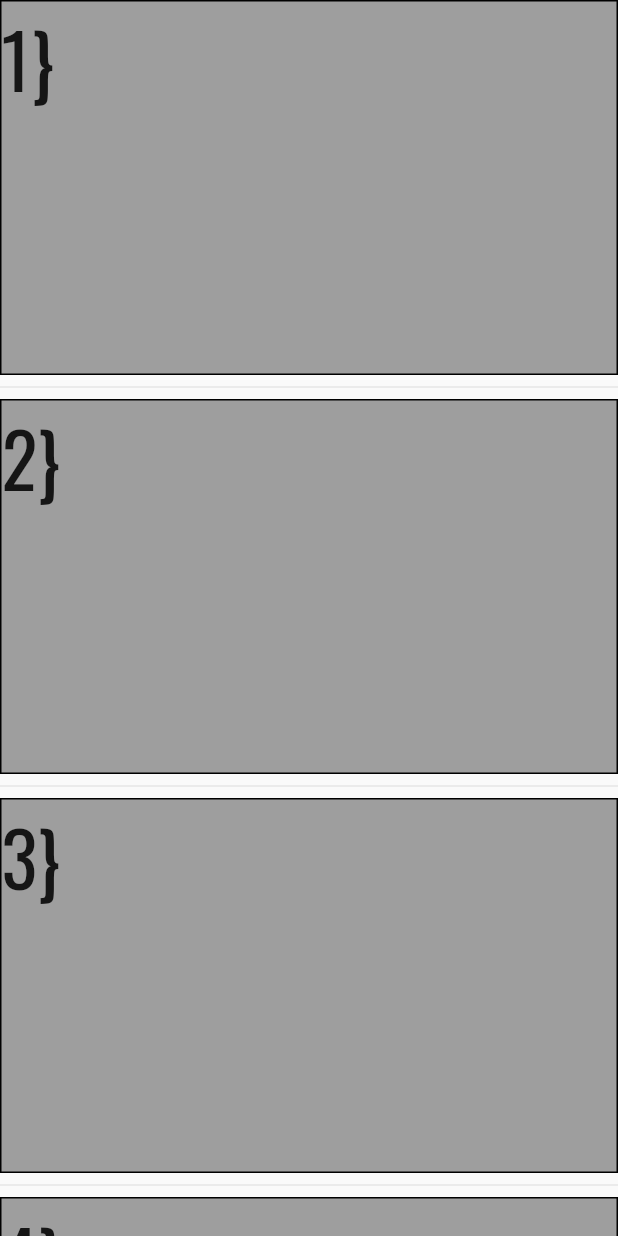
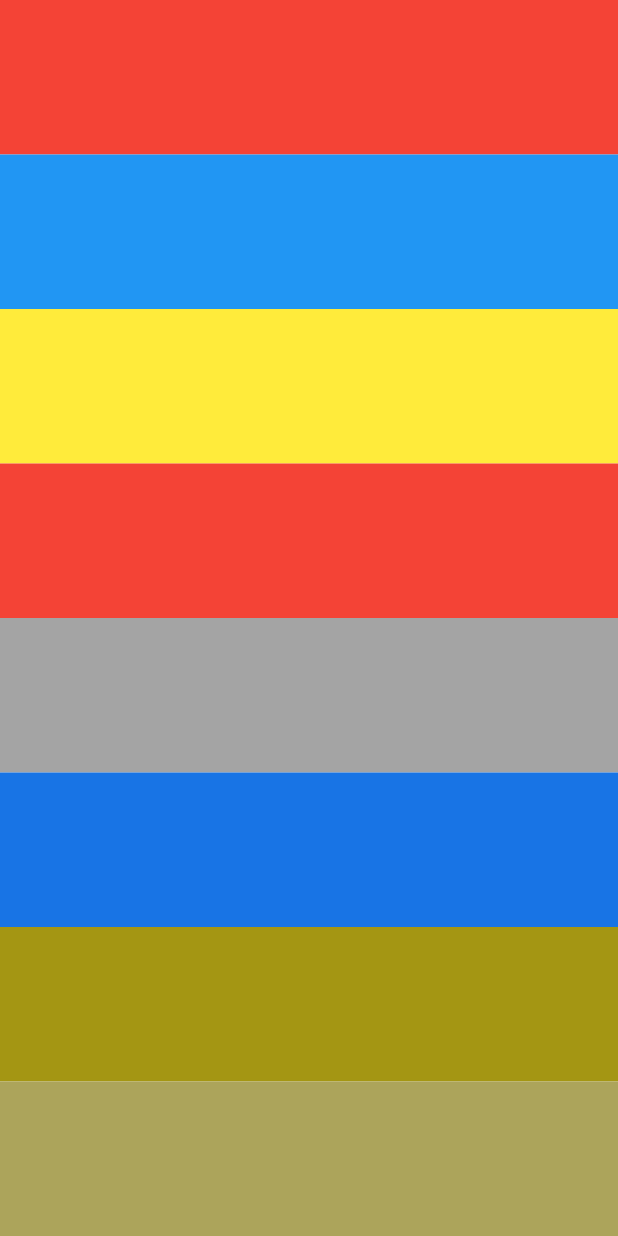
Before and after one commit to abdu-dotcom/Learn-Flutter-2, a Flutter app: the screen it shows after launch, on a phone screen of 412 x 824 dp. Run offline on Flutter 3.47's test engine with Material 2 defaults, Android fonts, the phone set to English and light mode, and no system bars.

Commit message:
Expanded

```diff
--- a/lib/main.dart
+++ b/lib/main.dart
@@ -16,35 +16,57 @@ class MyApp extends StatelessWidget {
         fontFamily: 'Oswald',
         primarySwatch: Colors.blue,
       ),
-      home: ScrollingScreen(),
+      home: Rainbow(),
     );
   }
 }
 
-class ScrollingScreen extends StatelessWidget {
-  final List<int> numberList = [1, 2, 3, 4, 5, 6, 7, 8, 9, 10];
-
+class Rainbow extends StatelessWidget {
   @override
   Widget build(BuildContext context) {
-    return Scaffold(
-      body: ListView.separated(
-          itemBuilder: (BuildContext context, int index) {
-            return Container(
-              height: 250,
-              decoration: BoxDecoration(
-                color: Colors.grey,
-                border: Border.all(color: Colors.black),
-              ),
-              child: Text(
-                '${numberList[index]}}',
-                style: TextStyle(fontSize: 50),
-              ),
-            );
-          },
-          separatorBuilder: (BuildContext context, int index) {
-            return Divider();
-          },
-          itemCount: numberList.length),
+    return Column(
+      children: <Widget>[
+        Expanded(
+          child: Container(
+            color: Colors.red,
+          ),
+        ),
+        Expanded(
+          child: Container(
+            color: Colors.blue,
+          ),
+        ),
+        Expanded(
+          child: Container(
+            color: Colors.yellow,
+          ),
+        ),
+        Expanded(
+          child: Container(
+            color: Colors.red,
+          ),
+        ),
+        Expanded(
+          child: Container(
+            color: Color.fromARGB(137, 85, 85, 85),
+          ),
+        ),
+        Expanded(
+          child: Container(
+            color: Color.fromARGB(255, 24, 116, 229),
+          ),
+        ),
+        Expanded(
+          child: Container(
+            color: Color.fromARGB(255, 164, 150, 19),
+          ),
+        ),
+        Expanded(
+          child: Container(
+            color: Color.fromARGB(255, 172, 164, 91),
+          ),
+        ),
+      ],
     );
   }
 }
```
